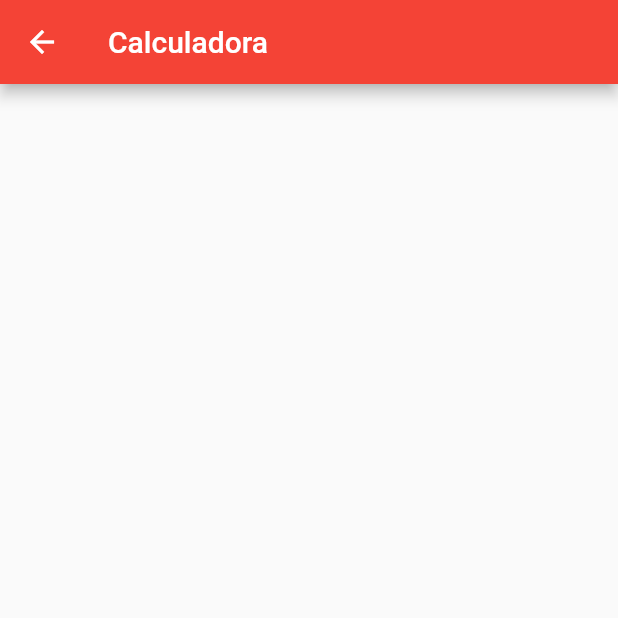
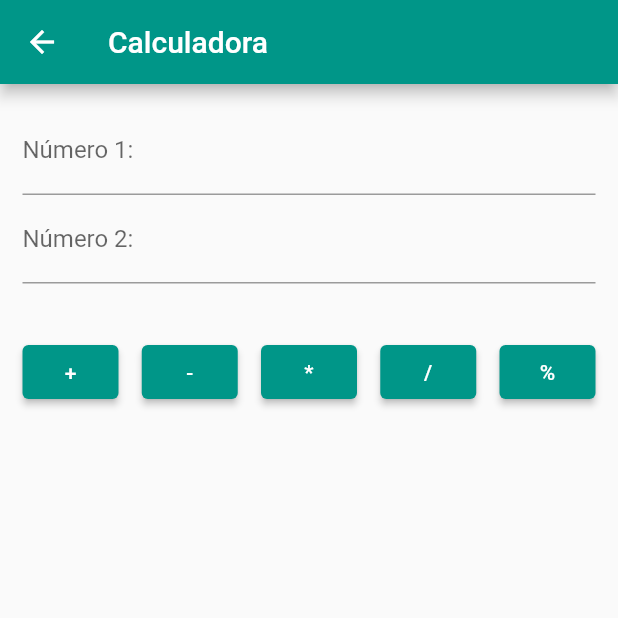
Before and after one commit to welsonlimawlsn/projeto-aldo-mobile, a Flutter app: the CalculadoraPage screen opened by its route, on a phone screen of 412 x 824 dp, the top half of it. Run offline on Flutter 3.47's test engine with Material 2 defaults, Android fonts, the phone set to English and light mode, and no system bars.

Commit message:
Calculadora

```diff
--- a/lib/main.dart
+++ b/lib/main.dart
@@ -15,7 +15,7 @@ class MyApp extends StatelessWidget {
     return MaterialApp(
       title: 'Flutter Demo',
       theme: ThemeData(
-        primarySwatch: Colors.red,
+        primarySwatch: Colors.teal,
       ),
       routes: {
         Rotas.INICIO: (_) => InicioPage(),
@@ -30,7 +30,7 @@ class MyApp extends StatelessWidget {
 
 class Rotas {
   static const INICIO = '/';
-  static const CALCULADORA = '/calculara';
+  static const CALCULADORA = '/calculadora';
   static const NAVEGADOR = '/navegador';
   static const AGENDA_TELEFONICA = '/agenda-telefonica';
   static const EU_NO_MAPA = '/mapa';
--- a/lib/page/calculadora_page.dart
+++ b/lib/page/calculadora_page.dart
@@ -1,7 +1,65 @@
 import 'package:flutter/material.dart';
 
-class CalculadoraPage extends StatelessWidget {
+class CalculadoraPage extends StatefulWidget {
   const CalculadoraPage({Key? key}) : super(key: key);
+
+  @override
+  _CalculadoraPageState createState() => _CalculadoraPageState();
+}
+
+class _CalculadoraPageState extends State<CalculadoraPage> {
+  final numeroUmController = new TextEditingController();
+  final numeroDoisController = TextEditingController();
+  var _resultado = "";
+
+  somar() {
+    var numero1 = double.tryParse(numeroUmController.text) ?? 0.0;
+    var numero2 = double.tryParse(numeroDoisController.text) ?? 0.0;
+
+    setState(() {
+      _resultado = (numero1 + numero2).toString();
+    });
+  }
+
+  subtrair() {
+    var numero1 = double.tryParse(numeroUmController.text) ?? 0.0;
+    var numero2 = double.tryParse(numeroDoisController.text) ?? 0.0;
+
+    setState(() {
+      _resultado = (numero1 - numero2).toString();
+    });
+  }
+
+  multiplicar() {
+    var numero1 = double.tryParse(numeroUmController.text) ?? 0.0;
+    var numero2 = double.tryParse(numeroDoisController.text) ?? 0.0;
+
+    setState(() {
+      _resultado = (numero1 * numero2).toString();
+    });
+  }
+
+  dividir() {
+    var numero1 = double.tryParse(numeroUmController.text) ?? 0.0;
+    var numero2 = double.tryParse(numeroDoisController.text) ?? 0.0;
+
+    setState(() {
+      if (numero2 != 0) {
+        _resultado = (numero1 / numero2).toString();
+      } else {
+        _resultado = 'Não pode fazer divisão por zero!';
+      }
+    });
+  }
+
+  calculaPorcentagem() {
+    var numero1 = double.tryParse(numeroUmController.text) ?? 0.0;
+    var numero2 = double.tryParse(numeroDoisController.text) ?? 0.0;
+
+    setState(() {
+      _resultado = (numero1 / 100 * numero2).toString();
+    });
+  }
 
   @override
   Widget build(BuildContext context) {
@@ -9,6 +67,67 @@ class CalculadoraPage extends StatelessWidget {
       appBar: AppBar(
         title: Text('Calculadora'),
       ),
+      body: Container(
+        padding: const EdgeInsets.all(15),
+        child: Column(
+          children: [
+            TextField(
+              controller: numeroUmController,
+              decoration: InputDecoration(
+                labelText: 'Número 1:',
+              ),
+              keyboardType: TextInputType.number,
+            ),
+            TextField(
+              controller: numeroDoisController,
+              decoration: InputDecoration(
+                labelText: 'Número 2:',
+              ),
+              keyboardType: TextInputType.number,
+            ),
+            SizedBox(
+              height: 20,
+            ),
+            if (_resultado.isNotEmpty)
+              FittedBox(
+                child: Text(
+                  'Resultado: ' + _resultado,
+                  style: TextStyle(
+                    fontSize: 20,
+                  ),
+                ),
+              ),
+            SizedBox(
+              height: 15,
+            ),
+            Row(
+              mainAxisAlignment: MainAxisAlignment.spaceBetween,
+              children: [
+                ElevatedButton(
+                  onPressed: somar,
+                  child: Text('+'),
+                ),
+                ElevatedButton(
+                  onPressed: subtrair,
+                  child: Text('-'),
+                ),
+                ElevatedButton(
+                  onPressed: multiplicar,
+                  child: Text('*'),
+                ),
+                ElevatedButton(
+                  onPressed: dividir,
+                  child: Text('/'),
+                ),
+                ElevatedButton(
+                  onPressed: calculaPorcentagem,
+                  child: Text('%'),
+                ),
+              ],
+            )
+          ],
+        ),
+      ),
     );
   }
 }
```
